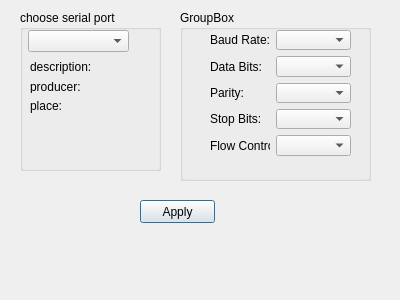
First picture: the form in applications/mne_x/plugins/triggercontrol/FormFiles/settingswidget.ui, repository mne-tools/mne-cpp, before the edit.
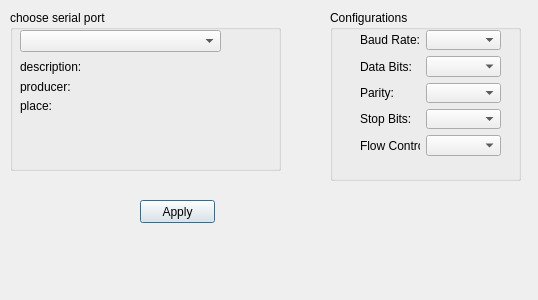
Second picture: the form after the edit.

```diff
--- a/applications/mne_x/plugins/triggercontrol/FormFiles/settingswidget.ui
+++ b/applications/mne_x/plugins/triggercontrol/FormFiles/settingswidget.ui
@@ -6,7 +6,7 @@
    <rect>
     <x>0</x>
     <y>0</y>
-    <width>400</width>
+    <width>538</width>
     <height>300</height>
    </rect>
   </property>
@@ -29,9 +29,9 @@
   <widget class="QGroupBox" name="groupBox">
    <property name="geometry">
     <rect>
-     <x>20</x>
+     <x>10</x>
      <y>10</y>
-     <width>141</width>
+     <width>271</width>
      <height>161</height>
     </rect>
    </property>
@@ -41,14 +41,14 @@
    <widget class="QComboBox" name="m_qComboBox_port">
     <property name="geometry">
      <rect>
-      <x>8</x>
+      <x>10</x>
       <y>20</y>
-      <width>101</width>
+      <width>201</width>
       <height>22</height>
      </rect>
     </property>
    </widget>
-   <widget class="QWidget" name="">
+   <widget class="QWidget" name="layoutWidget">
     <property name="geometry">
      <rect>
       <x>10</x>
@@ -81,12 +81,12 @@
      </item>
     </layout>
    </widget>
-   <widget class="QWidget" name="">
+   <widget class="QWidget" name="layoutWidget">
     <property name="geometry">
      <rect>
       <x>60</x>
       <y>50</y>
-      <width>61</width>
+      <width>181</width>
       <height>53</height>
      </rect>
     </property>
@@ -118,16 +118,16 @@
   <widget class="QGroupBox" name="groupBox_2">
    <property name="geometry">
     <rect>
-     <x>180</x>
+     <x>330</x>
      <y>10</y>
      <width>191</width>
      <height>171</height>
     </rect>
    </property>
    <property name="title">
-    <string>GroupBox</string>
+    <string>Configurations</string>
    </property>
-   <widget class="QWidget" name="">
+   <widget class="QWidget" name="layoutWidget">
     <property name="geometry">
      <rect>
       <x>30</x>
```
